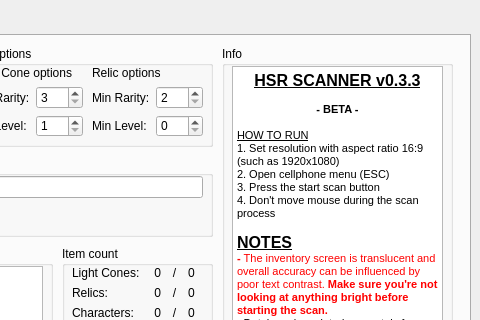
Qt form src/ui/hsr_scanner.ui (kel-z/HSR-Scanner) before a commit; both pictures show x 220 to 700 and y 0 to 320 of the 700 by 450 pixel window.
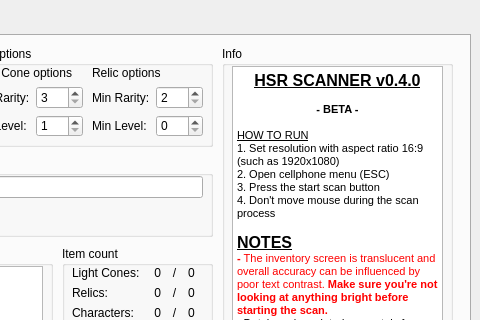
The same form after that commit.

Commit message: docs: version number

Patch:
```diff
--- a/src/ui/hsr_scanner.ui
+++ b/src/ui/hsr_scanner.ui
@@ -500,7 +500,7 @@
 &lt;html&gt;&lt;head&gt;&lt;meta name=&quot;qrichtext&quot; content=&quot;1&quot; /&gt;&lt;style type=&quot;text/css&quot;&gt;
 p, li { white-space: pre-wrap; }
 &lt;/style&gt;&lt;/head&gt;&lt;body style=&quot; font-family:'MS Shell Dlg 2'; font-size:8.25pt; font-weight:400; font-style:normal;&quot;&gt;
-&lt;p align=&quot;center&quot; style=&quot; margin-top:0px; margin-bottom:0px; margin-left:0px; margin-right:0px; -qt-block-indent:0; text-indent:0px;&quot;&gt;&lt;span style=&quot; font-size:12pt; font-weight:600; text-decoration: underline;&quot;&gt;HSR SCANNER v0.3.3&lt;/span&gt;&lt;/p&gt;
+&lt;p align=&quot;center&quot; style=&quot; margin-top:0px; margin-bottom:0px; margin-left:0px; margin-right:0px; -qt-block-indent:0; text-indent:0px;&quot;&gt;&lt;span style=&quot; font-size:12pt; font-weight:600; text-decoration: underline;&quot;&gt;HSR SCANNER v0.4.0&lt;/span&gt;&lt;/p&gt;
 &lt;p align=&quot;center&quot; style=&quot;-qt-paragraph-type:empty; margin-top:0px; margin-bottom:0px; margin-left:0px; margin-right:0px; -qt-block-indent:0; text-indent:0px;&quot;&gt;&lt;br /&gt;&lt;/p&gt;
 &lt;p align=&quot;center&quot; style=&quot; margin-top:0px; margin-bottom:0px; margin-left:0px; margin-right:0px; -qt-block-indent:0; text-indent:0px;&quot;&gt;&lt;span style=&quot; font-weight:600;&quot;&gt;- BETA -&lt;/span&gt;&lt;/p&gt;
 &lt;p align=&quot;center&quot; style=&quot;-qt-paragraph-type:empty; margin-top:0px; margin-bottom:0px; margin-left:0px; margin-right:0px; -qt-block-indent:0; text-indent:0px;&quot;&gt;&lt;br /&gt;&lt;/p&gt;
```
Left out of the diff: 2 changed lines with no effect on the pictures. The commit also changes 1 other file.
